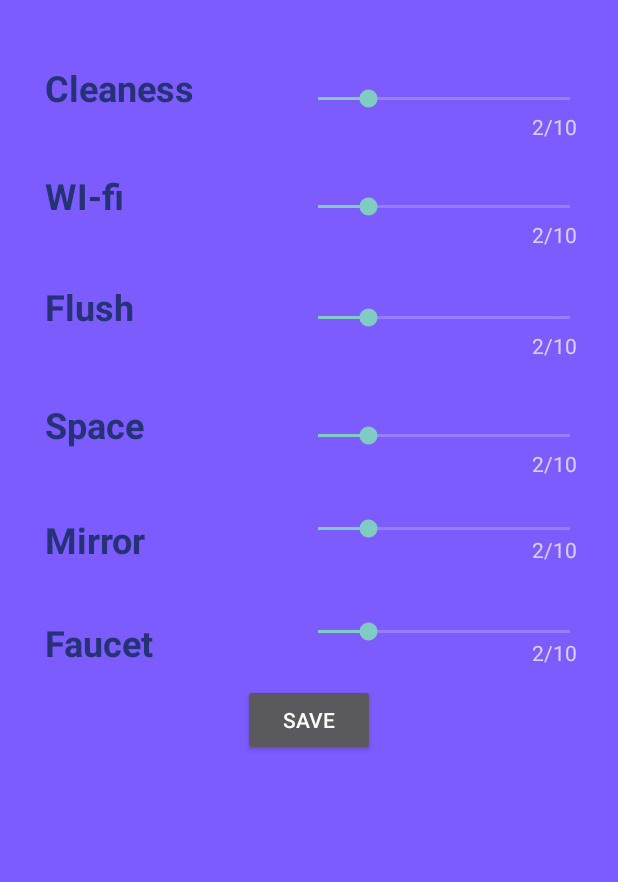
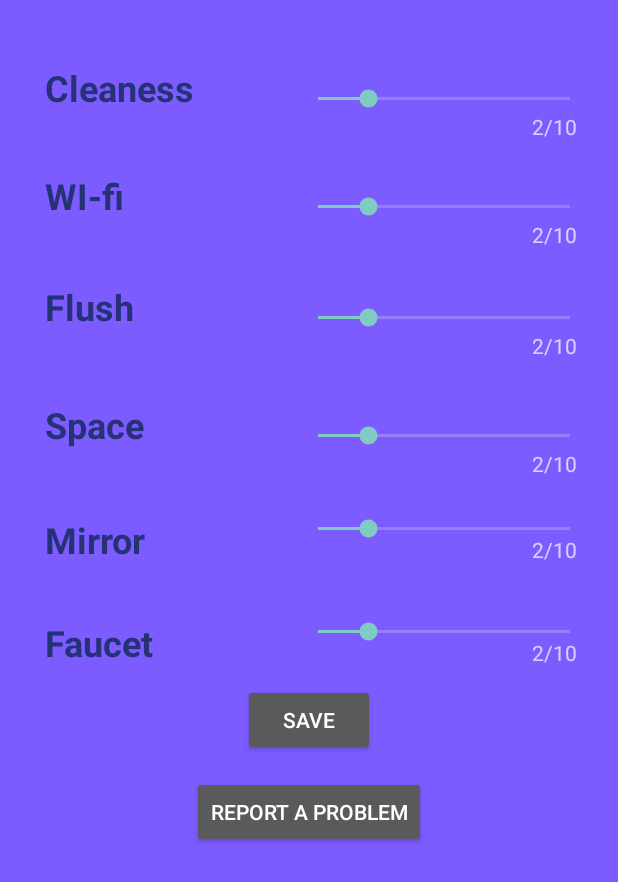
Before and after one commit to kschoener/perfecttoiletime, an Android app: the screen it shows after launch (preferencesActivity), after a tap on an icon or button, on a phone screen of 412 x 824 dp. Shown: the top 882 px of the screen. Run offline under Robolectric (Android 15) with nearby library versions, the phone set to English and light mode, and no system bars.

Commit message:
added button to prefs page and connected send mail activity

```diff
--- a/PerfectToiletTime/app/src/main/java/com/perfecttoilettime/perfecttoilettime/frontEnd/preferencesActivity.java
+++ b/PerfectToiletTime/app/src/main/java/com/perfecttoilettime/perfecttoilettime/frontEnd/preferencesActivity.java
@@ -9,6 +9,7 @@ import android.widget.SeekBar;
 import android.widget.TextView;
 import android.widget.Toast;
 
+import com.perfecttoilettime.perfecttoilettime.MailSenderActivity;
 import com.perfecttoilettime.perfecttoilettime.R;
 
 import java.util.ArrayList;
@@ -59,6 +60,14 @@ public class preferencesActivity extends AppCompatActivity {
             prefNames.add((TextView)findViewById(prefResID));
         }
 
+        Button emailButton = (Button) findViewById(R.id.emailButton);
+        emailButton.setOnClickListener(new View.OnClickListener() {
+            @Override
+            public void onClick(View v) {
+                startActivity(new Intent(preferencesActivity.this, MailSenderActivity.class));
+            }
+        });
+
         Button saveButton = (Button) findViewById(R.id.prefSaveButton);
         saveButton.setOnClickListener(new View.OnClickListener() {
             @Override
--- a/PerfectToiletTime/app/src/main/res/layout/activity_preferences.xml
+++ b/PerfectToiletTime/app/src/main/res/layout/activity_preferences.xml
@@ -208,4 +208,13 @@
         android:layout_above="@+id/prefSaveButton"
         android:layout_alignStart="@+id/result5" />
 
+    <Button
+        android:text="Report A Problem"
+        android:layout_width="wrap_content"
+        android:layout_height="wrap_content"
+        android:layout_marginTop="13dp"
+        android:id="@+id/emailButton"
+        android:layout_below="@+id/prefSaveButton"
+        android:layout_centerHorizontal="true" />
+
 </RelativeLayout>
```
